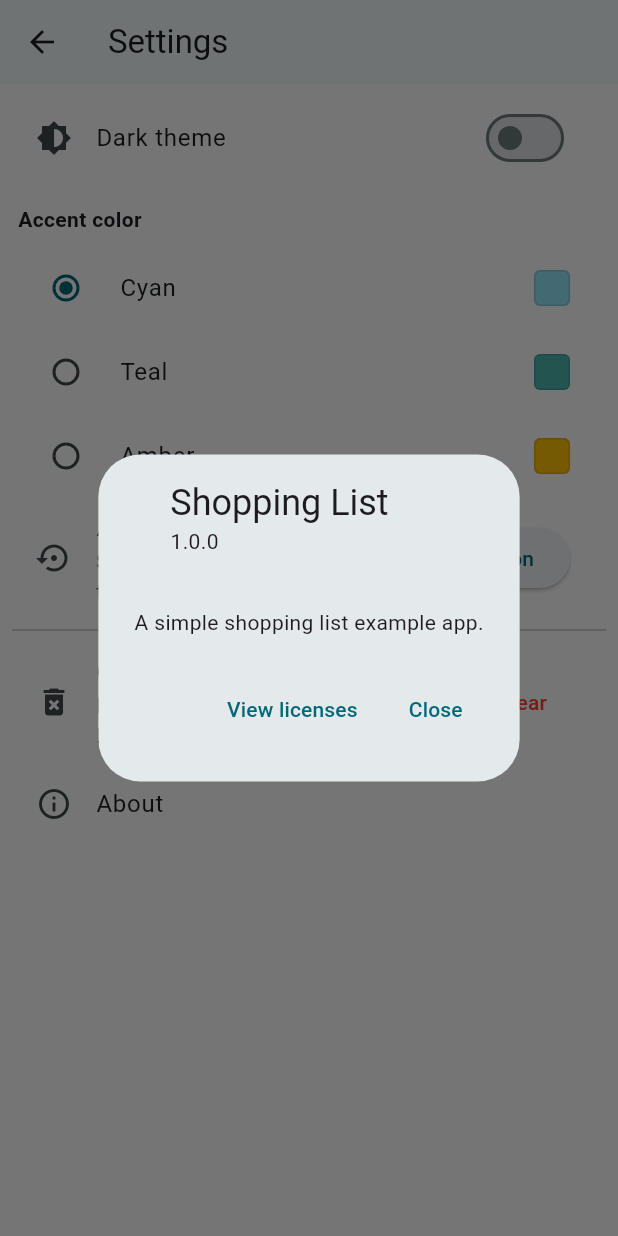
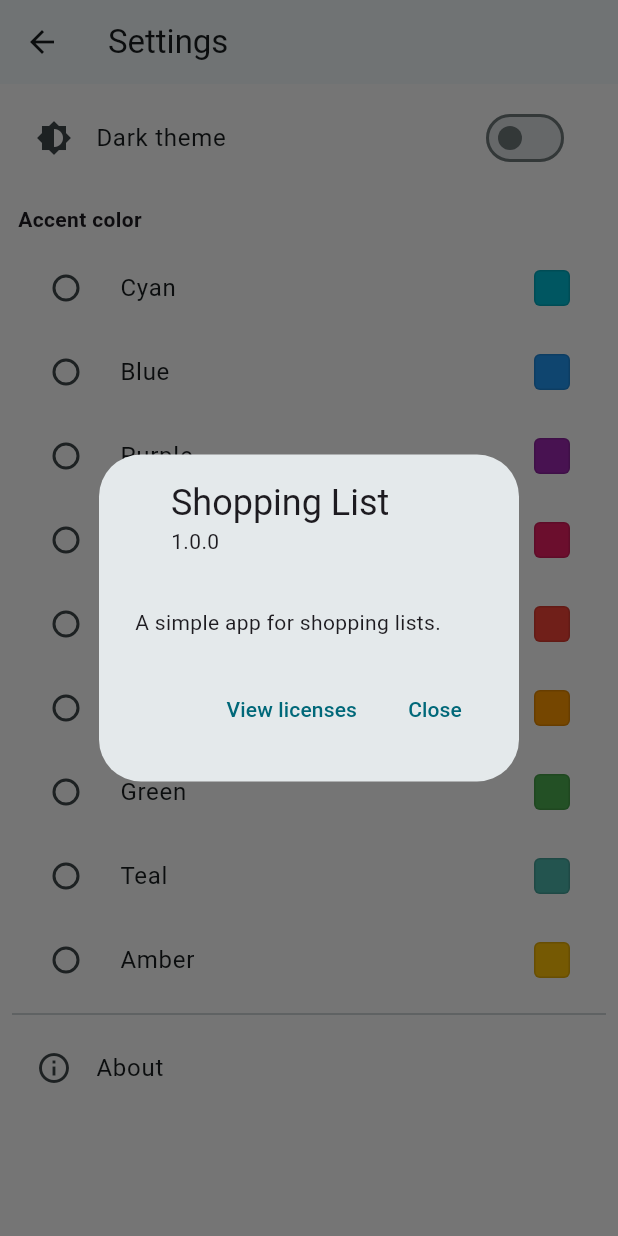
Before and after one commit to Kipung/shopping_list, a Flutter app: the SettingsScreen screen opened by its route, after a tap on "About", on a phone screen of 412 x 824 dp. Run offline on Flutter 3.47's test engine with Material 3 defaults, Android fonts, the phone set to English and light mode, and no system bars; our stand-ins replace flutter_riverpod, shared_preferences; accounts and stored records are empty; network calls fail.

Commit message:
Fixed setting

```diff
--- a/lib/main.dart
+++ b/lib/main.dart
@@ -35,14 +35,14 @@ class MyApp extends StatelessWidget {
       themeMode: settings.themeMode,
       theme: ThemeData.light().copyWith(
         colorScheme: ColorScheme.fromSeed(
-          seedColor: settings.seedColor,
+          seedColor: settings.adjustedSeedColor,
           brightness: Brightness.light,
         ),
         scaffoldBackgroundColor: Colors.white,
       ),
       darkTheme: ThemeData.dark().copyWith(
         colorScheme: ColorScheme.fromSeed(
-          seedColor: settings.seedColor,
+          seedColor: settings.adjustedSeedColor,
           brightness: Brightness.dark,
           surface: const Color.fromARGB(255, 42, 51, 59),
         ),
--- a/lib/screens/settings.dart
+++ b/lib/screens/settings.dart
@@ -1,6 +1,5 @@
 import 'package:flutter/material.dart';
 import 'package:provider/provider.dart';
-import 'package:http/http.dart' as http;
 
 import 'package:shopping_list/services/settings_service.dart';
 
@@ -9,51 +8,7 @@ class SettingsScreen extends StatelessWidget {
 
   const SettingsScreen({super.key});
 
-  Future<void> _confirmAndClear(BuildContext context) async {
-    final confirmed = await showDialog<bool>(
-      context: context,
-      builder: (ctx) => AlertDialog(
-        title: const Text('Clear all items?'),
-        content: const Text(
-            'This will permanently delete all items from the remote database.'),
-        actions: [
-          TextButton(
-            onPressed: () => Navigator.of(ctx).pop(false),
-            child: const Text('Cancel'),
-          ),
-          TextButton(
-            onPressed: () => Navigator.of(ctx).pop(true),
-            child: const Text('Clear', style: TextStyle(color: Colors.red)),
-          ),
-        ],
-      ),
-    );
-
-    if (confirmed != true) return;
-
-    final url = Uri.https(
-      'proj-315a8-default-rtdb.firebaseio.com',
-      'shopping-list.json',
-    );
-
-    try {
-      final response = await http.delete(url);
-      if (response.statusCode >= 400) {
-        ScaffoldMessenger.of(context).showSnackBar(
-          const SnackBar(content: Text('Failed to clear remote items.')),
-        );
-        return;
-      }
-
-      ScaffoldMessenger.of(context).showSnackBar(
-        const SnackBar(content: Text('All items cleared.')),
-      );
-    } catch (e) {
-      ScaffoldMessenger.of(context).showSnackBar(
-        const SnackBar(content: Text('Error while clearing items.')),
-      );
-    }
-  }
+  // Clear-all feature removed per user request.
 
   @override
   Widget build(BuildContext context) {
@@ -83,35 +38,9 @@ class SettingsScreen extends StatelessWidget {
             onChanged: (v) => settings.setSeed(v),
           ),
 
-          // Placeholder for a future setting
-          ListTile(
-            leading: const Icon(Icons.settings_backup_restore),
-            title: const Text('Another setting'),
-            subtitle: const Text('Space reserved for a future toggle'),
-            trailing: ElevatedButton(
-              onPressed: () {
-                // TODO: implement action
-                ScaffoldMessenger.of(context).showSnackBar(
-                  const SnackBar(content: Text('Not implemented yet')),
-                );
-              },
-              child: const Text('Action'),
-            ),
-          ),
+          // No color strength slider — accent color uses full strength.
 
           const Divider(),
-
-          ListTile(
-            leading: const Icon(Icons.delete_forever),
-            title: const Text('Clear saved items (remote)'),
-            subtitle:
-                const Text('Deletes all items from Firebase Realtime DB'),
-            trailing: TextButton(
-              onPressed: () => _confirmAndClear(context),
-              child: const Text('Clear', style: TextStyle(color: Colors.red)),
-            ),
-          ),
-
           ListTile(
             leading: const Icon(Icons.info_outline),
             title: const Text('About'),
@@ -119,7 +48,7 @@ class SettingsScreen extends StatelessWidget {
               context: context,
               applicationName: 'Shopping List',
               applicationVersion: '1.0.0',
-              children: const [Text('A simple shopping list example app.')],
+              children: const [Text('A simple app for shopping lists.')],
             ),
           ),
         ],
@@ -127,6 +56,7 @@ class SettingsScreen extends StatelessWidget {
     );
   }
 }
+
 class _ThemeColorRadio extends StatelessWidget {
   final int groupValue;
   final ValueChanged<int> onChanged;
@@ -136,7 +66,13 @@ class _ThemeColorRadio extends StatelessWidget {
   @override
   Widget build(BuildContext context) {
     final options = <Map<String, int>>[
-      {'Cyan': 0xFF93E5FA},
+      {'Cyan': 0xFF00BCD4},
+      {'Blue': 0xFF2196F3},
+      {'Purple': 0xFF9C27B0},
+      {'Pink': 0xFFE91E63},
+      {'Red': 0xFFF44336},
+      {'Orange': 0xFFFF9800},
+      {'Green': 0xFF4CAF50},
       {'Teal': 0xFF4DB6AC},
       {'Amber': 0xFFFFC107},
     ];
--- a/lib/services/settings_service.dart
+++ b/lib/services/settings_service.dart
@@ -4,6 +4,7 @@ import 'package:shared_preferences/shared_preferences.dart';
 class SettingsService extends ChangeNotifier {
   static const _darkKey = 'theme_is_dark';
   static const _seedKey = 'theme_seed_value';
+  static const _blendKey = 'theme_seed_blend';
 
   bool _isDark = false;
   bool get isDark => _isDark;
@@ -15,6 +16,13 @@ class SettingsService extends ChangeNotifier {
   int get seedValue => _seedValue;
   Color get seedColor => Color(_seedValue);
 
+  // Blend amount: 0.0 = original color, 1.0 = fully white (muted)
+  double _blendAmount = 0.0;
+  double get blendAmount => _blendAmount;
+
+  // Returns the seed color blended toward white by [_blendAmount]
+  Color get adjustedSeedColor => Color.lerp(seedColor, Colors.white, _blendAmount) ?? seedColor;
+
 
   SettingsService();
 
@@ -23,6 +31,7 @@ class SettingsService extends ChangeNotifier {
     final prefs = await SharedPreferences.getInstance();
     _isDark = prefs.getBool(_darkKey) ?? false;
     _seedValue = prefs.getInt(_seedKey) ?? _seedValue;
+    _blendAmount = prefs.getDouble(_blendKey) ?? _blendAmount;
     notifyListeners();
   }
 
@@ -41,4 +50,11 @@ class SettingsService extends ChangeNotifier {
     await prefs.setInt(_seedKey, value);
     notifyListeners();
   }
+
+  Future<void> setBlend(double value) async {
+    _blendAmount = value.clamp(0.0, 1.0);
+    final prefs = await SharedPreferences.getInstance();
+    await prefs.setDouble(_blendKey, _blendAmount);
+    notifyListeners();
+  }
 }
```
